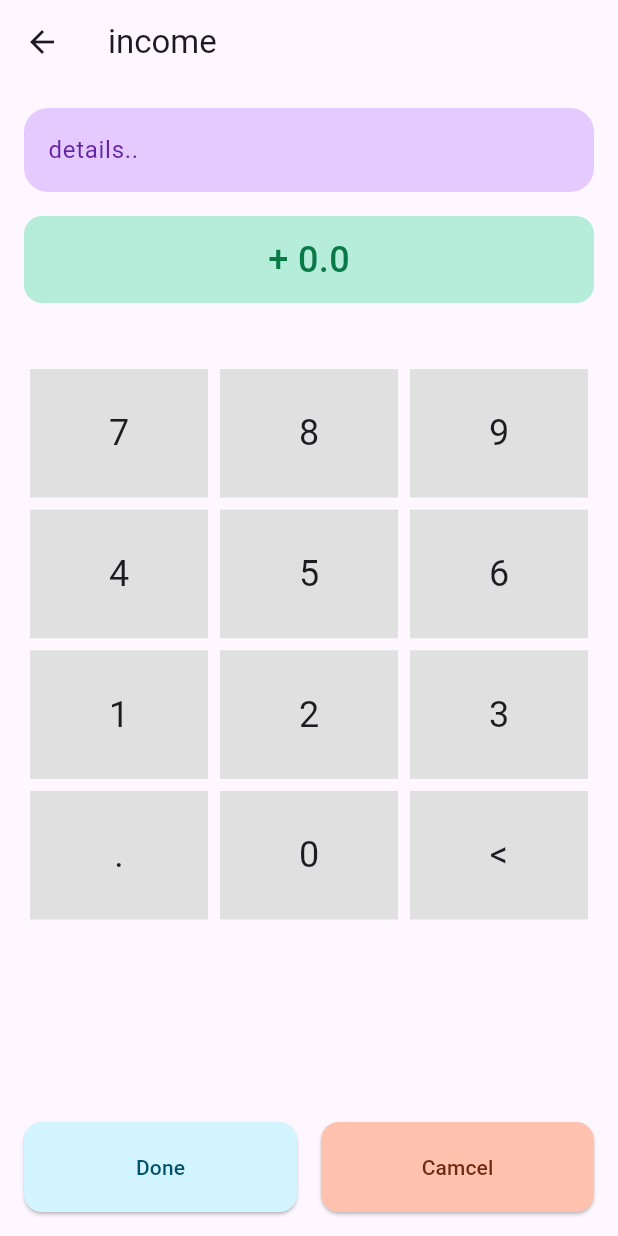
After one commit to MeDoRa0/finance_app, a Flutter app: the screen it shows after launch, after a tap on "Income", on a phone screen of 412 x 824 dp. The commit adds this screen. Run offline on Flutter 3.47's test engine with Material 3 defaults, Android fonts, the phone set to English and light mode, and no system bars; our stand-ins replace flutter_svg, hive, hive_flutter; accounts and stored records are empty.

Commit message:
add income ui page done

```diff
--- /dev/null
+++ b/lib/pages/add_page.dart
@@ -0,0 +1,85 @@
+import 'package:finance_app/styles/colors.dart';
+import 'package:finance_app/widgets/cancel_button.dart';
+import 'package:finance_app/widgets/custom_text_field.dart';
+import 'package:finance_app/widgets/done_button.dart';
+import 'package:finance_app/widgets/key_pad_widget.dart';
+import 'package:flutter/material.dart';
+
+class AddPage extends StatefulWidget {
+  const AddPage({super.key});
+
+  @override
+  State<AddPage> createState() => _AddPageState();
+}
+
+class _AddPageState extends State<AddPage> {
+  String value = '';
+  @override
+  Widget build(BuildContext context) {
+    return Scaffold(
+      appBar: AppBar(
+        title: const Text('income'),
+      ),
+      body: Padding(
+        padding: const EdgeInsets.all(16),
+        child: Column(
+          children: [
+            Row(
+              children: [
+                Expanded(
+                  child: CustomTextfield(
+                    labelText: 'details..',
+                    labelColor: kPrimaryPurple,
+                  ),
+                )
+              ],
+            ),
+            const SizedBox(
+              height: 16,
+            ),
+            Row(
+              children: [
+                Expanded(
+                  child: Container(
+                    padding: const EdgeInsets.all(12),
+                    decoration: BoxDecoration(
+                      color: kSecondaryGreen,
+                      borderRadius: BorderRadius.circular(12),
+                    ),
+                    child: Center(
+                      child: Text(
+                        value == '' ? '+ 0.0' : '+$value',
+                        style: TextStyle(
+                            fontSize: 24,
+                            fontWeight: FontWeight.w500,
+                            color: kPrimaryGreen),
+                      ),
+                    ),
+                  ),
+                ),
+              ],
+            ),
+            customKeyPad(
+              value: value,
+              onValueChanged: (newValue) {
+                setState(() {
+                  value = newValue;
+                });
+              },
+            ),
+            const Spacer(),
+            const Row(
+              children: [
+                DoneButton(),
+                SizedBox(
+                  width: 16,
+                ),
+                CancelButton(),
+              ],
+            ),
+          ],
+        ),
+      ),
+    );
+  }
+}
--- a/lib/pages/home.dart
+++ b/lib/pages/home.dart
@@ -32,17 +32,17 @@ class _HomePageState extends State<HomePage> {
             const SizedBox(
               height: 16,
             ),
-            AddMinusWidget(),
-            SizedBox(
+            const AddMinusWidget(),
+            const SizedBox(
               height: 16,
             ),
             Row(
               children: [
-                Text('Activity'),
-                Spacer(),
+                const Text('Activity'),
+                const Spacer(),
                 GestureDetector(
                   onTap: () {},
-                  child: Text('see all'),
+                  child: const Text('see all'),
                 ),
               ],
             ),
@@ -53,8 +53,8 @@ class _HomePageState extends State<HomePage> {
                 return Padding(
                   padding: const EdgeInsets.all(8.0),
                   child: Container(
-                    padding: EdgeInsets.all(8),
-                    child: Row(
+                    padding: const EdgeInsets.all(8),
+                    child: const Row(
                       children: [
                         CircleAvatar(),
                         SizedBox(
@@ -74,7 +74,7 @@ class _HomePageState extends State<HomePage> {
                   ),
                 );
               },
-            ))
+            ),)
           ],
         ),
       ),
--- a/lib/styles/colors.dart
+++ b/lib/styles/colors.dart
@@ -10,3 +10,5 @@ Color kPrimaryPurple = const Color(0xff62249F);
 Color kPrimaryGreen = const Color(0xff097947);
 Color kPrimaryBlue = const Color(0xff01536B);
 Color kPrimaryRed = const Color(0xff712911);
+Color kPrimaryOrange = Color(0xffFF6600);
+Color kSecondaryOrange = Color(0xffFFCC99);
--- a/lib/widgets/add_minus_button.dart
+++ b/lib/widgets/add_minus_button.dart
@@ -1,3 +1,4 @@
+import 'package:finance_app/pages/add_page.dart';
 import 'package:flutter/material.dart';
 
 class AddMinusButton extends StatelessWidget {
@@ -8,16 +9,20 @@ class AddMinusButton extends StatelessWidget {
     required this.iconColor,
     required this.textColor,
     required this.color,
+    required this.onTap,
   });
   final String text;
   final IconData icon;
   final Color iconColor;
   final Color textColor;
   final Color color;
+  final Function() onTap;
 
   @override
   Widget build(BuildContext context) {
     return Expanded(
+      child: GestureDetector(
+        onTap: onTap,
         child: Container(
           padding: const EdgeInsets.all(16),
           decoration: BoxDecoration(
@@ -40,6 +45,7 @@ class AddMinusButton extends StatelessWidget {
             ],
           ),
         ),
+      ),
     );
   }
 }
--- a/lib/widgets/add_minus_widget.dart
+++ b/lib/widgets/add_minus_widget.dart
@@ -1,5 +1,7 @@
+import 'package:finance_app/pages/add_page.dart';
 import 'package:finance_app/styles/colors.dart';
 import 'package:finance_app/widgets/add_minus_button.dart';
+import 'package:flutter/cupertino.dart';
 import 'package:flutter/material.dart';
 
 class AddMinusWidget extends StatelessWidget {
@@ -12,20 +14,34 @@ class AddMinusWidget extends StatelessWidget {
     return Row(
       children: [
         AddMinusButton(
-            text: 'plus',
+          text: 'Income',
           icon: Icons.add,
           iconColor: kPrimaryGreen,
           textColor: kPrimaryGreen,
-            color: kSecondaryGreen),
+          color: kSecondaryGreen,
+          onTap: () => Navigator.push(
+            context,
+            MaterialPageRoute(
+              builder: (context) => AddPage(),
+            ),
+          ),
+        ),
         const SizedBox(
           width: 10,
         ),
         AddMinusButton(
-            text: 'minus',
+          onTap: () => Navigator.push(
+            context,
+            MaterialPageRoute(
+              builder: (context) => AddPage(),
+            ),
+          ),
+          text: 'Expense',
           icon: Icons.remove,
           iconColor: kPrimaryRed,
           textColor: kPrimaryRed,
-            color: kSecondaryRed),
+          color: kSecondaryRed,
+        ),
       ],
     );
   }
--- /dev/null
+++ b/lib/widgets/cancel_button.dart
@@ -0,0 +1,26 @@
+import 'package:finance_app/styles/colors.dart';
+import 'package:flutter/material.dart';
+
+class CancelButton extends StatelessWidget {
+  const CancelButton({
+    super.key,
+  });
+
+  @override
+  Widget build(BuildContext context) {
+    return Expanded(
+      child: ElevatedButton(
+        style: ElevatedButton.styleFrom(
+          shape: RoundedRectangleBorder(
+            borderRadius: BorderRadius.circular(12),
+          ),
+          backgroundColor: kSecondaryRed,
+          foregroundColor: kPrimaryRed,
+          padding: EdgeInsets.all(20),
+        ),
+        onPressed: () {},
+        child: Text('Camcel'),
+      ),
+    );
+  }
+}
--- /dev/null
+++ b/lib/widgets/custom_text_field.dart
@@ -0,0 +1,46 @@
+import 'package:finance_app/styles/colors.dart';
+import 'package:flutter/material.dart';
+
+class CustomTextfield extends StatelessWidget {
+  const CustomTextfield({
+    super.key,
+    this.controller,
+    this.hintText = '',
+    this.icon,
+    this.labelText = '',
+    this.keyboardType = TextInputType.text,  this.labelColor=Colors.white,
+  });
+
+  final TextEditingController? controller;
+  final String hintText;
+  final IconData? icon;
+  final String labelText;
+  final TextInputType keyboardType;
+  final Color labelColor;
+
+  @override
+  Widget build(BuildContext context) {
+    return TextField(
+      keyboardType: keyboardType,
+      controller: controller,
+      decoration: InputDecoration(
+        labelText: labelText,
+        labelStyle: TextStyle(color: labelColor),
+        //  labelStyle: TextStyle(color: kPrimaryColor),
+        fillColor: kSecondaryPurple,
+        filled: true,
+        // prefixIcon: Icon(icon),
+        hintText: hintText,
+
+        border: OutlineInputBorder(
+          borderSide: BorderSide.none,
+          borderRadius: BorderRadius.circular(16),
+        ),
+        focusedBorder: OutlineInputBorder(
+          //borderSide: BorderSide(color: kPrimaryRed),
+          borderRadius: BorderRadius.circular(16),
+        ),
+      ),
+    );
+  }
+}
--- /dev/null
+++ b/lib/widgets/done_button.dart
@@ -0,0 +1,27 @@
+
+import 'package:finance_app/styles/colors.dart';
+import 'package:flutter/material.dart';
+
+class DoneButton extends StatelessWidget {
+  const DoneButton({
+    super.key,
+  });
+
+  @override
+  Widget build(BuildContext context) {
+    return Expanded(
+      child: ElevatedButton(
+        style: ElevatedButton.styleFrom(
+          shape: RoundedRectangleBorder(
+            borderRadius: BorderRadius.circular(12),
+          ),
+          backgroundColor: kSecondaryBlue,
+          foregroundColor: kPrimaryBlue,
+          padding: EdgeInsets.all(20),
+        ),
+        onPressed: () {},
+        child: Text('Done'),
+      ),
+    );
+  }
+}
--- /dev/null
+++ b/lib/widgets/key_pad_item.dart
@@ -0,0 +1,37 @@
+import 'package:finance_app/styles/colors.dart';
+import 'package:flutter/material.dart';
+
+class KeyPadItem extends StatelessWidget {
+  final String num;
+  final Function() onTap;
+  const KeyPadItem({
+    super.key,
+    required this.num,
+    required this.onTap,
+  });
+
+  @override
+  Widget build(BuildContext context) {
+    return Expanded(
+      child: Padding(
+        padding: const EdgeInsets.all(3),
+        child: GestureDetector(
+          onTap: onTap,
+          child: Container(
+            padding: EdgeInsets.all(20),
+            decoration: BoxDecoration(
+                color: kBlackColor, borderRadius: BorderRadius.circular(12)),
+            child: Center(
+              child: Text(
+                num,
+                style: TextStyle(
+                  color: kWhiteColor,
+                ),
+              ),
+            ),
+          ),
+        ),
+      ),
+    );
+  }
+}
--- /dev/null
+++ b/lib/widgets/key_pad_widget.dart
@@ -0,0 +1,146 @@
+import 'package:flutter/material.dart';
+
+class customKeyPad extends StatelessWidget {
+  final String value;
+  final ValueChanged<String> onValueChanged;
+
+  customKeyPad({required this.value, required this.onValueChanged});
+
+  @override
+  Widget build(BuildContext context) {
+    return Expanded(
+      flex: 5,
+      child: Padding(
+        padding: const EdgeInsets.symmetric(vertical: 40),
+        child: Column(
+          children: [
+            Expanded(
+              child: Row(
+                children: [
+                  KeyPadItem(
+                    num: '7',
+                    onTap: () {
+                      onValueChanged('${value}7');
+                    },
+                  ),
+                  KeyPadItem(
+                    num: '8',
+                    onTap: () {
+                      onValueChanged('${value}8');
+                    },
+                  ),
+                  KeyPadItem(
+                    num: '9',
+                    onTap: () {
+                      onValueChanged('${value}9');
+                    },
+                  ),
+                ],
+              ),
+            ),
+            Expanded(
+              child: Row(
+                children: [
+                  KeyPadItem(
+                    num: '4',
+                    onTap: () {
+                      onValueChanged('${value}4');
+                    },
+                  ),
+                  KeyPadItem(
+                    num: '5',
+                    onTap: () {
+                      onValueChanged('${value}5');
+                    },
+                  ),
+                  KeyPadItem(
+                    num: '6',
+                    onTap: () {
+                      onValueChanged('${value}6');
+                    },
+                  ),
+                ],
+              ),
+            ),
+            Expanded(
+              child: Row(
+                children: [
+                  KeyPadItem(
+                    num: '1',
+                    onTap: () {
+                      onValueChanged('${value}1');
+                    },
+                  ),
+                  KeyPadItem(
+                    num: '2',
+                    onTap: () {
+                      onValueChanged('${value}2');
+                    },
+                  ),
+                  KeyPadItem(
+                    num: '3',
+                    onTap: () {
+                      onValueChanged('${value}3');
+                    },
+                  ),
+                ],
+              ),
+            ),
+            Expanded(
+              child: Row(
+                children: [
+                  KeyPadItem(
+                    num: '.',
+                    onTap: () {
+                      onValueChanged(value.contains('.') ? value : '$value.');
+                    },
+                  ),
+                  KeyPadItem(
+                    num: '0',
+                    onTap: () {
+                      onValueChanged('${value}0');
+                    },
+                  ),
+                  KeyPadItem(
+                    num: '<',
+                    onTap: () {
+                      onValueChanged(
+                        value == '' ? value : value.substring(0, value.length - 1),
+                      );
+                    },
+                  ),
+                ],
+              ),
+            ),
+          ],
+        ),
+      ),
+    );
+  }
+}
+
+class KeyPadItem extends StatelessWidget {
+  final String num;
+  final VoidCallback onTap;
+
+  KeyPadItem({required this.num, required this.onTap});
+
+  @override
+  Widget build(BuildContext context) {
+    return Expanded(
+      child: GestureDetector(
+        onTap: onTap,
+        child: Container(
+          margin: EdgeInsets.all(4.0),
+          color: Colors.grey[300],
+          child: Center(
+            child: Text(
+              num,
+              style: TextStyle(fontSize: 24.0),
+            ),
+          ),
+        ),
+      ),
+    );
+  }
+}
```
Lines whose indentation alone changed are shown as unchanged.
